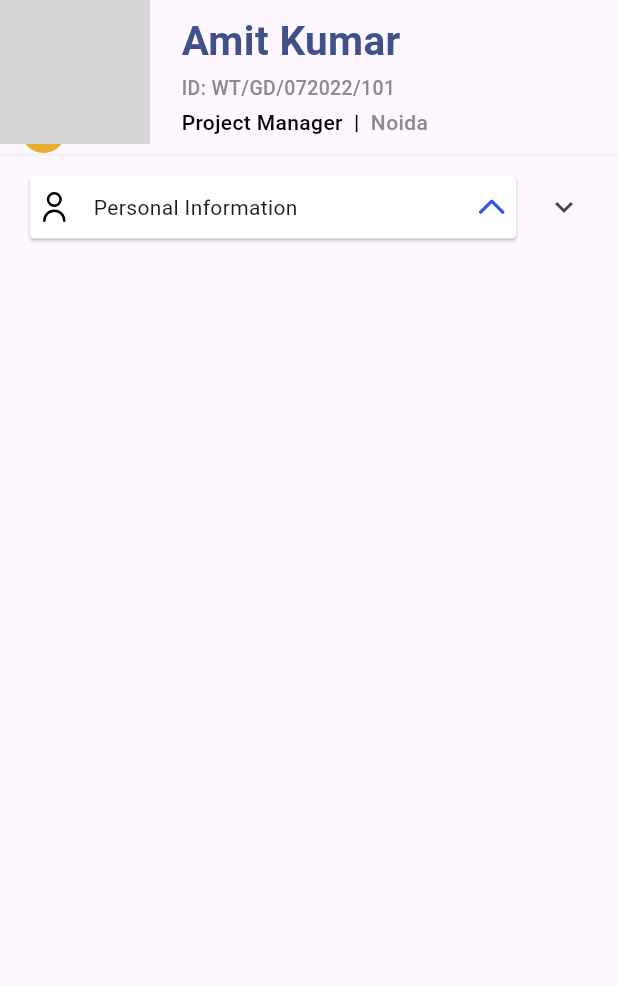
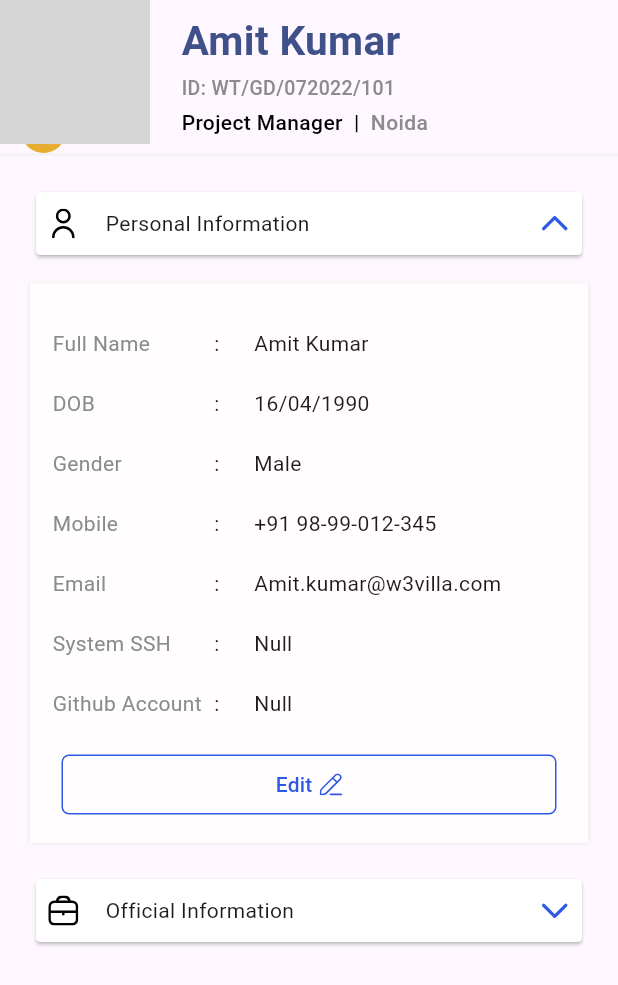
Before and after one commit to w3villa-shubham-rai/listmenu_kivo, a Flutter app: the MyprofilePage screen opened directly, on a phone screen of 412 x 824 dp. Shown: the top 985 px of the screen. Run offline on Flutter 3.47's test engine with Material 2 defaults, Android fonts, the phone set to English and light mode, and no system bars; our stand-ins replace flutter_svg; network calls fail; grey boxes are pictures that could not be loaded.

Commit message:
imlement listview builder

```diff
--- a/lib/Myprofilepage.dart
+++ b/lib/Myprofilepage.dart
@@ -9,73 +9,61 @@ class MyprofilePage extends StatefulWidget {
 }
 
 class _MyprofilePageState extends State<MyprofilePage> {
-  List<String> lavel = ['Full Name','DOB','Gender','Mobile','Email','System SSH','Github Account',];
-  List<String> value = ['Amit Kumar','16/04/1990','Male','+91 98-99-012-345','Amit.kumar@w3villa.com ','Null','Null',];
-  List<String> officialtiltle = ['Full Name','DOB','Gender','Mobile','Email','System SSH','Github Account',];
-  List<String> officialvalue = ['Amit Kumar','16/04/1990','Male','+91 98-99-012-345','Amit.kumar@w3villa.com ','Null','Null',];
-  bool isExpanded = false;
+  List<String> lavel = [
+    'Full Name',
+    'DOB',
+    'Gender',
+    'Mobile',
+    'Email',
+    'System SSH',
+    'Github Account',
+  ];
+  List<String> value = [
+    'Amit Kumar',
+    '16/04/1990',
+    'Male',
+    '+91 98-99-012-345',
+    'Amit.kumar@w3villa.com ',
+    'Null',
+    'Null',
+  ];
+  List<String> officialtiltle = [
+    'Employee Code',
+    'Designation',
+    'Blood Group ',
+    'Policy Number',
+    'Date of Joining',
+    'Date of Relieving',
+    'Bank Name',
+    'Bank Account No. ',
+    'Location',
+    'Pan Number'
+  ];
+  List<String> officialvalue = [
+    'WT/GD/072022/101',
+    'Project Manager',
+    'A+',
+    '9889-1234-5678',
+    '01/01/2022',
+    'Null',
+    'ICICI Bank',
+    '787981234',
+    'Noida',
+    'AYBNK6117K'
+  ];
 
+  bool showPersonalInforamtion = true;
+  bool showOfficalInforamtion = false;
   @override
   Widget build(BuildContext context) {
     return Scaffold(
       body: Column(
         children: [
           UserProfile(),
-            ExpansionTile(
-            initiallyExpanded: isExpanded,
-            onExpansionChanged: (expanded) {
-              setState(() {
-                isExpanded = expanded; // Update the expansion state
-              });
-            },
-            title: SizedBox(
-              height: 50,
-              child: Card(
-                color: Color(0xFFFFFFFF),
-                elevation: 1,
-                shape: RoundedRectangleBorder(
-                  borderRadius: BorderRadius.circular(3.0),
-                ),
-                child: Row(
-                  children: [
-                    Expanded(
-                      flex: 1,
-                      child: SvgPicture.asset(
-                        'asset/images/user.svg',
-                        width: 20,
-                        height: 20,
-                      ),
-                    ),
-                    const Expanded(
-                      flex: 8,
-                      child: Padding(
-                        padding: EdgeInsets.only(left: 10),
-                        child: Text('Personal Information'),
-                      ),
-                    ),
-                    Expanded(
-                      flex: 1,
-                      child: InkWell(
-                        child: SvgPicture.asset(
-                          'asset/images/upperdropdown.svg',
-                          width: 10,
-                          height: 10,
-                        ),
-                      ),
-                    ),
-                  ],
-                ),
-              ),
-            ),
-            children: [
+          Presonalinformation(),
           Personalinformation_TextField(),
-            ],
-                    ),
-
-          // Personalinformation_TextField(),
-          // OffcialinformationHeader(),
-          // officialinformation_TextField(),
-
+          OffcialinformationHeader(),
+          officialinformation_TextField(),
         ],
       ),
     );
@@ -132,7 +120,9 @@ class _MyprofilePageState extends State<MyprofilePage> {
 // END
 
   Widget Personalinformation_TextField() {
-    return Padding(
+    return Visibility(
+      visible: showPersonalInforamtion,
+      child: Padding(
         padding: const EdgeInsets.only(top: 15),
         child: Padding(
           padding: const EdgeInsets.only(left: 20, right: 20),
@@ -146,6 +136,10 @@ class _MyprofilePageState extends State<MyprofilePage> {
                   )
                 ]),
             child: Container(
+              child: Column(
+                children: [
+                  Padding(
+                    padding: EdgeInsets.only(top: 15),
                     child: Column(
                       children: [
                           Padding(
@@ -167,6 +161,10 @@ class _MyprofilePageState extends State<MyprofilePage> {
                   ),
                 )
                       ],
+                    ),
+                  )
+                ],
+              ),
             ),
           ),
         ),
@@ -240,65 +238,66 @@ class _MyprofilePageState extends State<MyprofilePage> {
 
 //  Official information section  Start here
 
-//   Widget OffcialinformationHeader() {
-//     return Padding(
-//       padding: const EdgeInsets.only(top: 20, left: 20, right: 20),
-//       child: Column(
-//         children: [
-//           SizedBox(
-//             height: 50,
-//             child: Card(
-//               color: Color(0xFFFFFFFF),
-//               elevation: 1,
-//               shape: RoundedRectangleBorder(
-//                 borderRadius: BorderRadius.circular(3.0),
-//               ),
-//               child: Row(
-//                 children: [
-//                   Expanded(
-//                       flex: 1,
-//                       child: SvgPicture.asset(
-//                         'asset/images/briefcase.svg',
-//                         width: 20,
-//                         height: 20,
-//                       )),
-//                   const Expanded(
-//                       flex: 8,
-//                       child: Padding(
-//                         padding: EdgeInsets.only(left: 10),
-//                         child: Text('Official Information'),
-//                       )),
-//                   Expanded(
-//                       flex: 1,
-//                       child: InkWell(
-//                         onTap: () {
-//                           setState(() {
-//                             if (showOfficalInforamtion) {
-//                               showOfficalInforamtion = false;
-//                               showPersonalInforamtion = true;
-//                             } else {}
-//                             showPersonalInforamtion = false;
-//                             showOfficalInforamtion = true;
-//                           });
-//                         },
-//                         child: SvgPicture.asset(
-//                           'asset/images/downdrop.svg',
-//                           width: 10,
-//                           height: 10,
-//                         ),
-//                       )),
-//                 ],
-//               ),
-//             ),
-//           ),
-//         ],
-//       ),
-//     );
-//   }
+  Widget OffcialinformationHeader() {
+    return Padding(
+      padding: const EdgeInsets.only(top: 20, left: 20, right: 20),
+      child: Column(
+        children: [
+          SizedBox(
+            height: 50,
+            child: Card(
+              color: Color(0xFFFFFFFF),
+              elevation: 1,
+              shape: RoundedRectangleBorder(
+                borderRadius: BorderRadius.circular(3.0),
+              ),
+              child: Row(
+                children: [
+                  Expanded(
+                      flex: 1,
+                      child: SvgPicture.asset(
+                        'asset/images/briefcase.svg',
+                        width: 20,
+                        height: 20,
+                      )),
+                  const Expanded(
+                      flex: 8,
+                      child: Padding(
+                        padding: EdgeInsets.only(left: 10),
+                        child: Text('Official Information'),
+                      )),
+                  Expanded(
+                      flex: 1,
+                      child: InkWell(
+                        onTap: () {
+                          setState(() {
+                            if (showOfficalInforamtion) {
+                              showOfficalInforamtion = false;
+                              showPersonalInforamtion = true;
+                            } else {}
+                            showPersonalInforamtion = false;
+                            showOfficalInforamtion = true;
+                          });
+                        },
+                        child: SvgPicture.asset(
+                          'asset/images/downdrop.svg',
+                          width: 10,
+                          height: 10,
+                        ),
+                      )),
+                ],
+              ),
+            ),
+          ),
+        ],
+      ),
+    );
+  }
 
 // pass the coustom text
   Widget officialinformation_TextField() {
     return Visibility(
+      visible: showOfficalInforamtion,
       child: Padding(
         padding: const EdgeInsets.only(top: 15),
         child: Padding(
@@ -321,15 +320,14 @@ class _MyprofilePageState extends State<MyprofilePage> {
                       children: [
                        ListView.builder(
                         shrinkWrap: true,
-                         itemCount: lavel.length,
+                        itemCount: officialvalue.length,
                         itemBuilder: (context, index) {
                           return TextPartOfficial_Info(
-                         label: lavel[index],
-                         value: value[index],
+                            label: officialtiltle[index],
+                            value: officialvalue[index],
                           );
                         },
                       ),
-
                       ],
                     ),
                   )
@@ -364,8 +362,8 @@ class _MyprofilePageState extends State<MyprofilePage> {
               ),
             ),
           ),
-          const Padding(
-            padding: EdgeInsets.only(left: 20),
+          Padding(
+            padding: const EdgeInsets.only(left: 20),
             child: Text(":"),
           ),
           Expanded(
```
Lines whose indentation alone changed are shown as unchanged.
